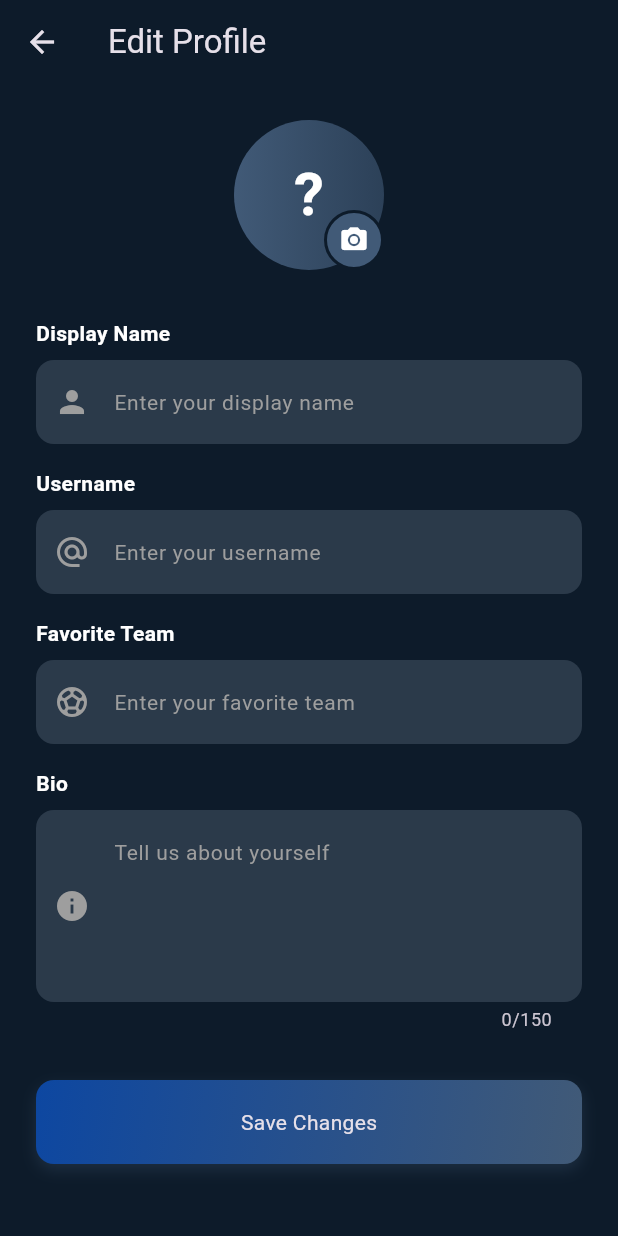
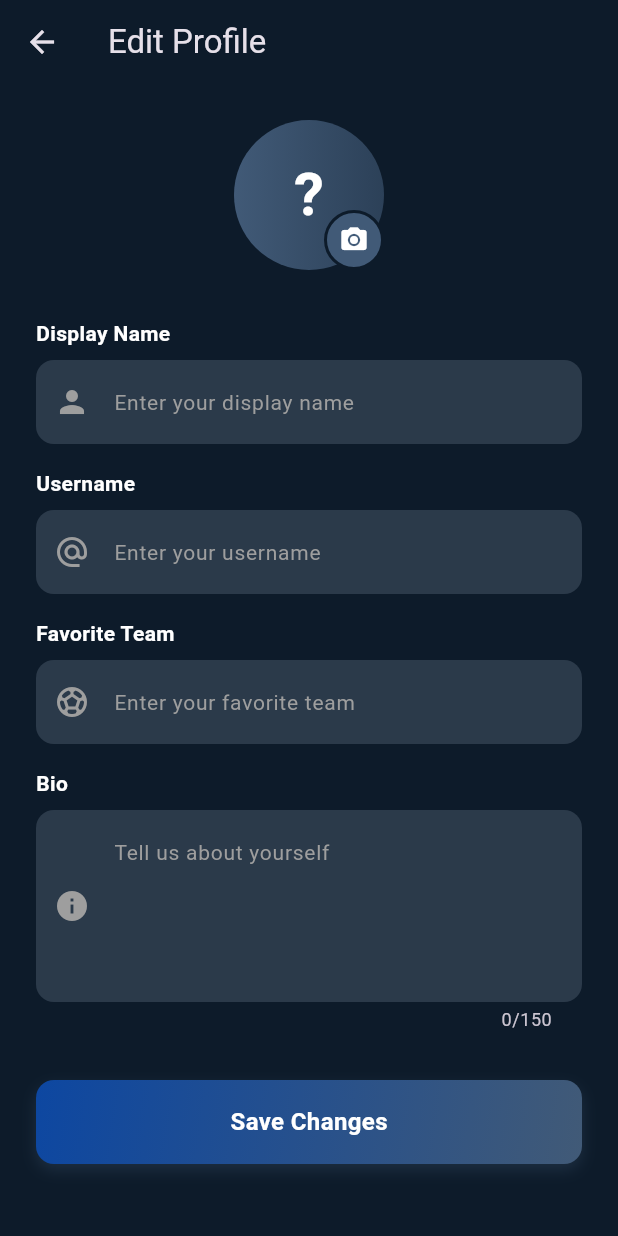
Before and after one commit to sibusisondlovu/diskichat_app, a Flutter app: the HomeScreen screen opened directly, item 3 of the bottom bar chosen, after a tap on "Edit Profile", on a phone screen of 412 x 824 dp. Run offline on Flutter 3.47's test engine with Material 3 defaults, Android fonts, the phone set to English and light mode, and no system bars; our stand-ins replace cached_network_image, cloud_firestore, firebase_auth, firebase_core; accounts and stored records are empty.

Commit message:
Fix component errors: Add missing text styles and colors

```diff
--- a/lib/components/cards/match_card.dart
+++ b/lib/components/cards/match_card.dart
@@ -1,12 +1,13 @@
 import 'package:flutter/material.dart';
 import '../../data/models/match_model.dart';
+import '../../screens/chat_room_screen.dart';
 import '../../utils/themes/app_colors.dart';
 import '../../utils/themes/text_styles.dart';
 import '../../utils/themes/gradients.dart';
 import '../../utils/helpers/time_helper.dart';
 import '../../utils/routes.dart';
 import '../badges/live_indicator.dart';
-import '../../screens/chat/match_room_screen.dart';
+
 
 class MatchCard extends StatelessWidget {
   final MatchModel match;
--- a/lib/utils/helpers/rank_helper.dart
+++ b/lib/utils/helpers/rank_helper.dart
@@ -1,4 +1,4 @@
-
+import 'package:flutter/material.dart';
 import '../constants/rank_constants.dart';
 
 class RankHelper {
@@ -17,7 +17,39 @@ class RankHelper {
     return 0.5; // dummy implementation
   }
 
+
   static String getRankDisplayName(UserRank rank) {
     return rank.toString().split('.').last.toUpperCase().replaceAll('_', ' ');
   }
+
+  static String getRankIcon(UserRank rank) {
+    switch (rank) {
+      case UserRank.amateur:
+        return '🌱';
+      case UserRank.semi_pro:
+        return '⭐';
+      case UserRank.pro:
+        return '🌟';
+      case UserRank.world_class:
+        return '🏆';
+      case UserRank.legend:
+        return '👑';
+    }
+  }
+
+  static dynamic getRankColor(UserRank rank) {
+    // Basic color implementation - you might want to use AppColors here
+    switch (rank) {
+      case UserRank.amateur:
+        return Color(0xFF8D6E63); // Brown
+      case UserRank.semi_pro:
+        return Color(0xFFB0BEC5); // Silver/Grey
+      case UserRank.pro:
+        return Color(0xFFFFD700); // Gold
+      case UserRank.world_class:
+        return Color(0xFF00BFA5); // Teal/Emerald
+      case UserRank.legend:
+        return Color(0xFF9C27B0); // Purple
+    }
+  }
 }
--- a/lib/utils/themes/app_colors.dart
+++ b/lib/utils/themes/app_colors.dart
@@ -17,4 +17,6 @@ class AppColors {
   static const Color liveGreen = Color(0xFF00C853);
   static const Color successGreen = Color(0xFF00C853);
   static const Color inputBackground = Color(0xFF2B3A4A);
+  static const Color upvote = Colors.orange;
+  static const Color downvote = Colors.blueGrey;
 }
--- a/lib/utils/themes/text_styles.dart
+++ b/lib/utils/themes/text_styles.dart
@@ -49,4 +49,38 @@ class AppTextStyles {
     fontSize: 12,
     color: AppColors.textGrey,
   );
+
+  static const TextStyle button = TextStyle(
+    fontSize: 16,
+    fontWeight: FontWeight.bold,
+    color: AppColors.textWhite,
+  );
+
+  static const TextStyle scoreMedium = TextStyle(
+    fontSize: 24,
+    fontWeight: FontWeight.bold,
+    color: AppColors.textWhite,
+  );
+
+  static const TextStyle messageUsername = TextStyle(
+    fontSize: 14,
+    fontWeight: FontWeight.bold,
+    color: AppColors.textWhite,
+  );
+
+  static const TextStyle messageTime = TextStyle(
+    fontSize: 10,
+    color: AppColors.textGrey,
+  );
+
+  static const TextStyle messageText = TextStyle(
+    fontSize: 14,
+    color: AppColors.textWhite,
+  );
+
+  static const TextStyle h4 = TextStyle(
+    fontSize: 18,
+    fontWeight: FontWeight.bold,
+    color: AppColors.textWhite,
+  );
 }
```
